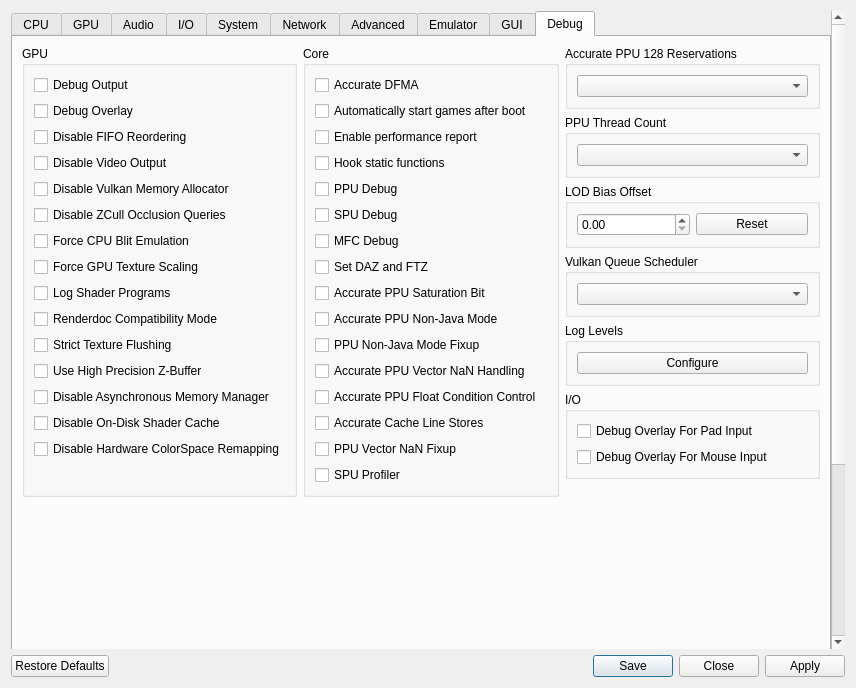
Old version of the form rpcs3/rpcs3qt/settings_dialog.ui in the repository RPCS3/rpcs3.
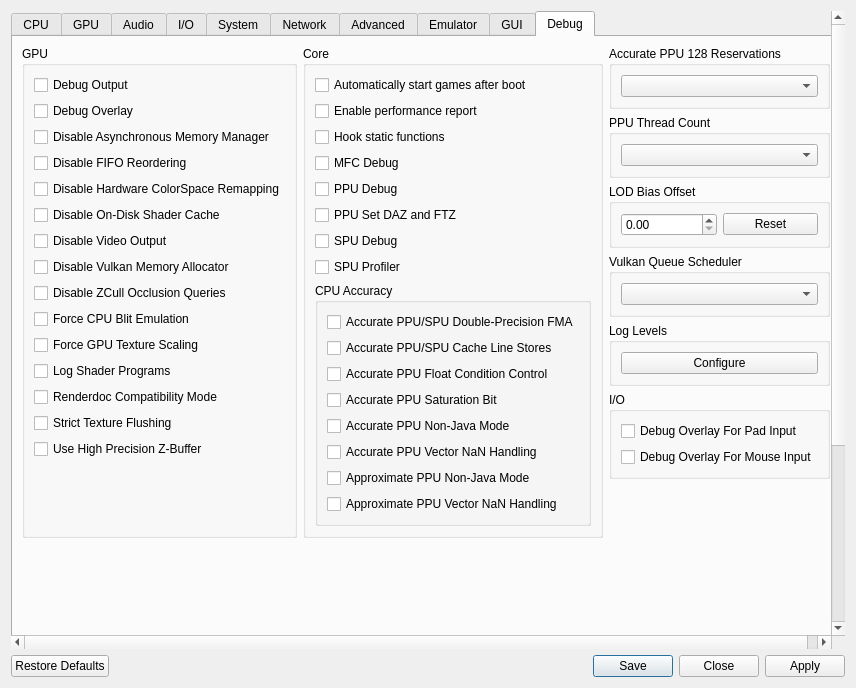
New version of the form. The open tabs and pages were chosen to show the change. Icons and pictures are not drawn.

Commit message: gui: Group CPU accuracy settings together

```diff
--- a/rpcs3/rpcs3qt/settings_dialog.ui
+++ b/rpcs3/rpcs3qt/settings_dialog.ui
@@ -4309,6 +4309,13 @@
                </property>
               </widget>
              </item>
+             <item>
+              <widget class="QCheckBox" name="disableAsyncHostMM">
+               <property name="text">
+                <string>Disable Asynchronous Memory Manager</string>
+               </property>
+              </widget>
+             </item>
              <item>
               <widget class="QCheckBox" name="disableFIFOReordering">
                <property name="text">
@@ -4316,6 +4323,20 @@
                </property>
               </widget>
              </item>
+             <item>
+              <widget class="QCheckBox" name="disableHardwareTexelRemapping">
+               <property name="text">
+                <string>Disable Hardware ColorSpace Remapping</string>
+               </property>
+              </widget>
+             </item>
+             <item>
+              <widget class="QCheckBox" name="disableOnDiskShaderCache">
+               <property name="text">
+                <string>Disable On-Disk Shader Cache</string>
+               </property>
+              </widget>
+             </item>
              <item>
               <widget class="QCheckBox" name="disableVideoOutput">
                <property name="text">
@@ -4382,27 +4403,6 @@
                </property>
               </widget>
              </item>
-             <item>
-              <widget class="QCheckBox" name="disableAsyncHostMM">
-               <property name="text">
-                <string>Disable Asynchronous Memory Manager</string>
-               </property>
-              </widget>
-             </item>
-             <item>
-              <widget class="QCheckBox" name="disableOnDiskShaderCache">
-               <property name="text">
-                <string>Disable On-Disk Shader Cache</string>
-               </property>
-              </widget>
-             </item>
-             <item>
-              <widget class="QCheckBox" name="disableHardwareTexelRemapping">
-               <property name="text">
-                <string>Disable Hardware ColorSpace Remapping</string>
-               </property>
-              </widget>
-             </item>
              <item>
               <spacer name="verticalSpacerDebugGPU">
                <property name="orientation">
@@ -4428,13 +4428,6 @@
              <string>Core</string>
             </property>
             <layout class="QVBoxLayout" name="gb_debug_core_layout">
-             <item>
-              <widget class="QCheckBox" name="accurateDFMA">
-               <property name="text">
-                <string>Accurate DFMA</string>
-               </property>
-              </widget>
-             </item>
              <item>
               <widget class="QCheckBox" name="alwaysStart">
                <property name="text">
@@ -4456,6 +4449,13 @@
                </property>
               </widget>
              </item>
+             <item>
+              <widget class="QCheckBox" name="mfcDebug">
+               <property name="text">
+                <string>MFC Debug</string>
+               </property>
+              </widget>
+             </item>
              <item>
               <widget class="QCheckBox" name="ppuDebug">
                <property name="text">
@@ -4463,6 +4463,13 @@
                </property>
               </widget>
              </item>
+             <item>
+              <widget class="QCheckBox" name="setDAZandFTZ">
+               <property name="text">
+                <string>PPU Set DAZ and FTZ</string>
+               </property>
+              </widget>
+             </item>
              <item>
               <widget class="QCheckBox" name="spuDebug">
                <property name="text">
@@ -4471,16 +4478,52 @@
               </widget>
              </item>
              <item>
-              <widget class="QCheckBox" name="mfcDebug">
+              <widget class="QCheckBox" name="spuProfiler">
                <property name="text">
-                <string>MFC Debug</string>
+                <string>SPU Profiler</string>
                </property>
               </widget>
              </item>
              <item>
-              <widget class="QCheckBox" name="setDAZandFTZ">
+              <spacer name="verticalSpacerDebugCore">
+               <property name="orientation">
+                <enum>Qt::Orientation::Vertical</enum>
+               </property>
+               <property name="sizeType">
+                <enum>QSizePolicy::Policy::MinimumExpanding</enum>
+               </property>
+               <property name="sizeHint" stdset="0">
+                <size>
+                 <width>0</width>
+                 <height>0</height>
+                </size>
+               </property>
+              </spacer>
+             </item>
+             <item>
+              <widget class="QGroupBox" name="gb_debug_cpu">
+               <property name="title">
+                <string>CPU Accuracy</string>
+               </property>
+               <layout class="QVBoxLayout" name="gb_debug_cpu_layout">
+                <item>
+                  <widget class="QCheckBox" name="accurateDFMA">
                <property name="text">
-                <string>Set DAZ and FTZ</string>
+                    <string>Accurate PPU/SPU Double-Precision FMA</string>
+                  </property>
+                  </widget>
+                </item>
+                <item>
+                 <widget class="QCheckBox" name="accurateClineStores">
+                  <property name="text">
+                   <string>Accurate PPU/SPU Cache Line Stores</string>
+                  </property>
+                 </widget>
+                </item>
+                <item>
+                 <widget class="QCheckBox" name="accuratePPUFPCC">
+                  <property name="text">
+                   <string>Accurate PPU Float Condition Control</string>
                </property>
               </widget>
              </item>
@@ -4498,13 +4541,6 @@
                </property>
               </widget>
              </item>
-             <item>
-              <widget class="QCheckBox" name="ppuNJFixup">
-               <property name="text">
-                <string>PPU Non-Java Mode Fixup</string>
-               </property>
-              </widget>
-             </item>
              <item>
               <widget class="QCheckBox" name="accuratePPUVNAN">
                <property name="text">
@@ -4513,30 +4549,16 @@
               </widget>
              </item>
              <item>
-              <widget class="QCheckBox" name="accuratePPUFPCC">
+                 <widget class="QCheckBox" name="ppuNJFixup">
                <property name="text">
-                <string>Accurate PPU Float Condition Control</string>
+                   <string>Approximate PPU Non-Java Mode</string>
                </property>
               </widget>
              </item>
              <item>
-              <widget class="QCheckBox" name="accurateClineStores">
+                 <widget class="QCheckBox" name="PPUVNANfixup">
                <property name="text">
-                <string>Accurate Cache Line Stores</string>
-               </property>
-              </widget>
-             </item>
-             <item>
-              <widget class="QCheckBox" name="fixupPPUVNAN">
-               <property name="text">
-                <string>PPU Vector NaN Fixup</string>
-               </property>
-              </widget>
-             </item>
-             <item>
-              <widget class="QCheckBox" name="spuProfiler">
-               <property name="text">
-                <string>SPU Profiler</string>
+                   <string>Approximate PPU Vector NaN Handling</string>
                </property>
               </widget>
              </item>
@@ -4555,6 +4577,9 @@
                 </size>
                </property>
               </spacer>
+                </item>
+               </layout>
+              </widget>
              </item>
             </layout>
            </widget>
```
Left out of the diff: 4 changed lines with no effect on the pictures. Lines whose indentation alone changed are shown as unchanged. The commit also changes 4 other files.
